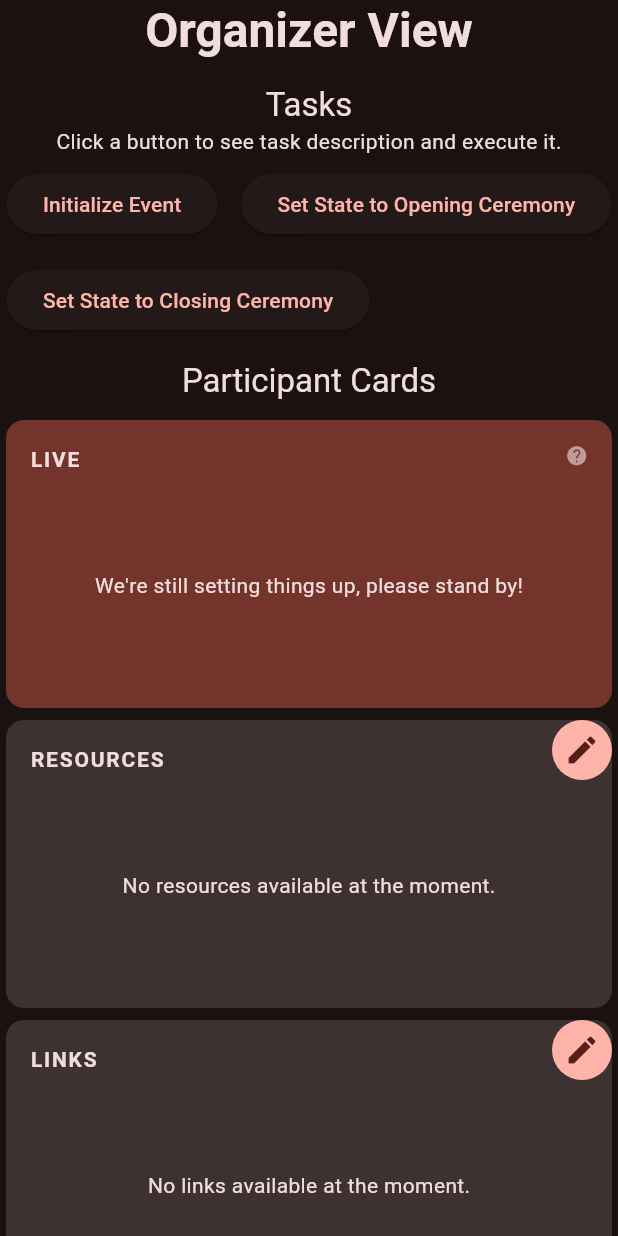
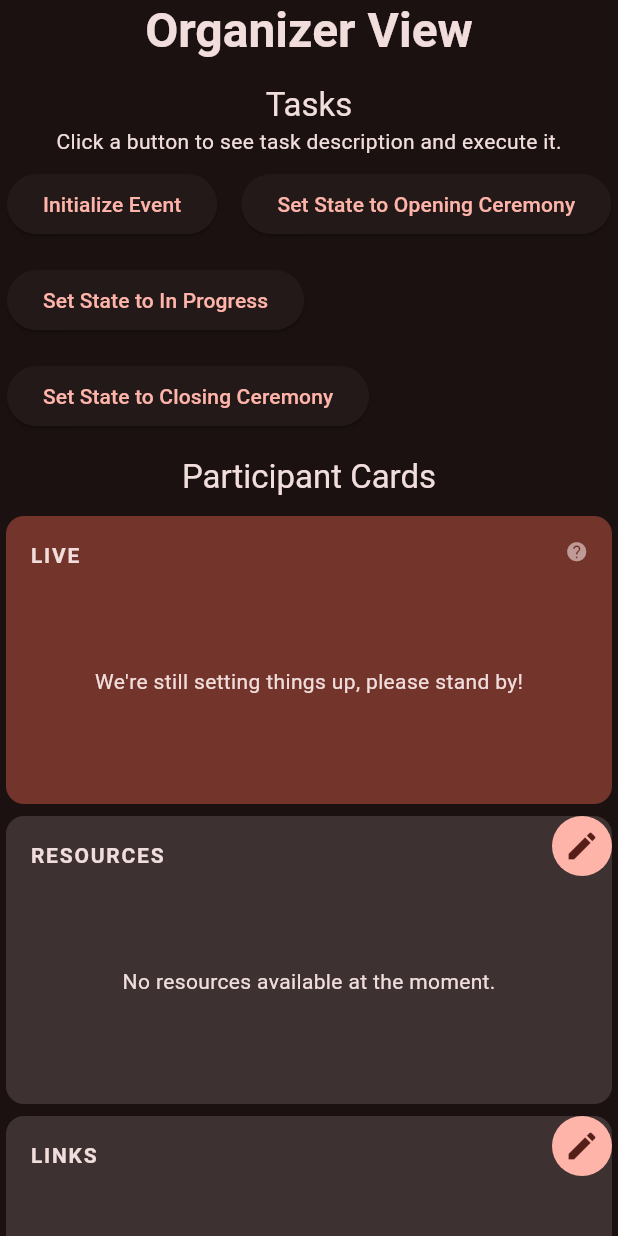
Before and after one commit to HackNCState/hackncsu-today, a Flutter app: the OrganizerView widget shown alone on an empty page, opened directly, on a phone screen of 412 x 824 dp. Run offline on Flutter 3.47's test engine with Material 3 defaults, Android fonts, the light colour scheme and no system bars; our stand-ins replace after_layout, animated_background, cloud_firestore, cloud_functions, firebase_auth, firebase_core and 7 more; missing offline and left inert: dart:js_interop, pointer_interceptor; accounts and stored records are empty; generated files the repository leaves out were written again; statements that could not run were skipped.

Commit message:
Add task to update event state to In Progress in OrganizerView

```diff
--- a/lib/models/event/event_state.dart
+++ b/lib/models/event/event_state.dart
@@ -1,4 +1,3 @@
-
 import 'package:freezed_annotation/freezed_annotation.dart';
 
 part 'event_state.freezed.dart';
@@ -14,6 +13,12 @@ sealed class EventState with _$EventState {
   @FreezedUnionValue('openingCeremony')
   const factory EventState.openingCeremony() = OpeningCeremonyEventState;
 
+  @FreezedUnionValue('inProgress')
+  const factory EventState.inProgress({
+    required DateTime startTime,
+    required DateTime endTime,
+  }) = InProgressEventState;
+
   @FreezedUnionValue('closingCeremony')
   const factory EventState.closingCeremony() = ClosingCeremonyEventState;
 
--- a/lib/screens/home/organizer/organizer_view.dart
+++ b/lib/screens/home/organizer/organizer_view.dart
@@ -34,6 +34,28 @@ class OrganizerView extends ConsumerWidget {
       onExecute: (ref, _) async {
         final firestoreService = ref.read(firebaseFirestoreServiceProvider);
         await firestoreService.updateEventState(EventState.openingCeremony());
+      },
+    ),
+    Task(
+      title: 'Set State to In Progress',
+      content:
+          'Changes the event state to In Progress.\n\n'
+          'This should be executed when the hackathon starts.',
+      parameters: [
+        TaskParameter.dateTime(
+          'Hackathon End Time (default is 24h from now)',
+          DateTime.now().add(const Duration(hours: 24)),
+        ),
+      ],
+      onExecute: (ref, parameters) async {
+        final firestoreService = ref.read(firebaseFirestoreServiceProvider);
+
+        final startTime = DateTime.now();
+        final endTime = parameters[0] as DateTimeTaskParameter;
+
+        await firestoreService.updateEventState(
+          EventState.inProgress(startTime: startTime, endTime: endTime.value),
+        );
       },
     ),
     Task(
```
